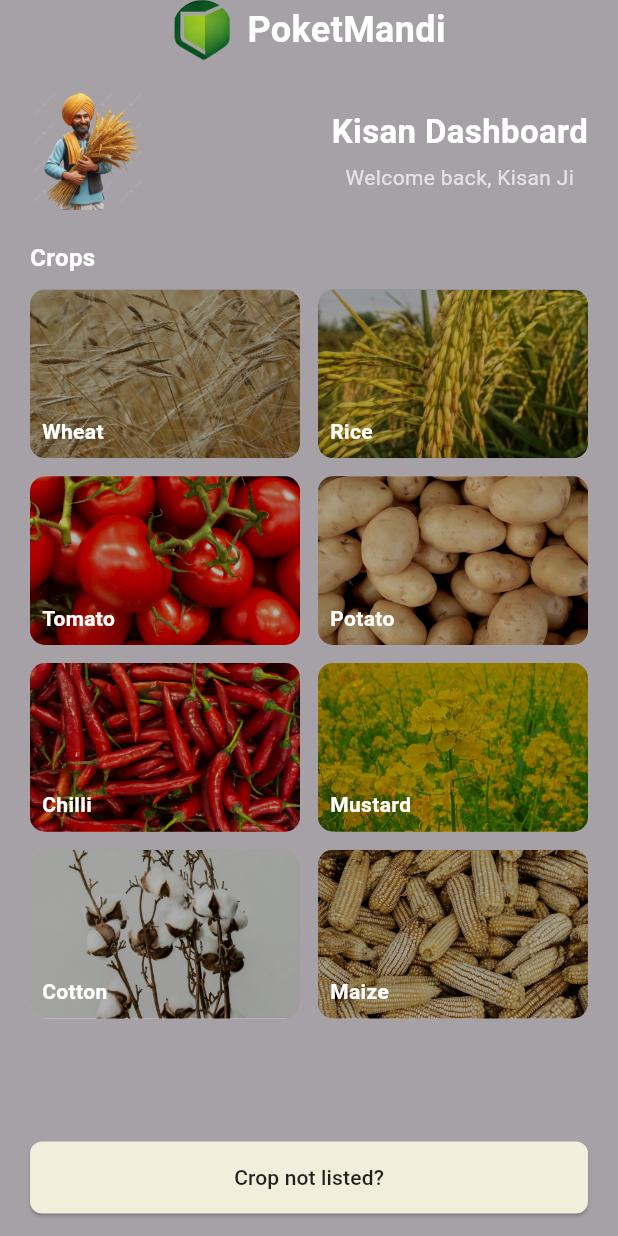
After one commit to PocketMandi/PocketMandi, a Flutter app: the KisanDashboardScreen screen opened directly, on a phone screen of 412 x 824 dp. The commit adds this screen. Run offline on Flutter 3.47's test engine with Material 3 defaults, Android fonts, the phone set to English and light mode, and no system bars.

Commit message:
made some more screens

```diff
--- /dev/null
+++ b/lib/screens/kisan/kisan_dashboard_screen.dart
@@ -0,0 +1,182 @@
+import 'package:flutter/material.dart';
+
+class KisanDashboardScreen extends StatelessWidget {
+  const KisanDashboardScreen({super.key});
+
+  final List<Map<String, String>> crops = const [
+    {"name": "Wheat", "image": "assets/images/login_bg.jpg"},
+    {"name": "Rice", "image": "assets/images/rice.jpg"},
+    {"name": "Tomato", "image": "assets/images/tomato.jpg"},
+    {"name": "Potato", "image": "assets/images/potato.jpg"},
+    {"name": "Chilli", "image": "assets/images/chilli.jpg"},
+    {"name": "Mustard", "image": "assets/images/mustard.jpg"},
+    {"name": "Cotton", "image": "assets/images/cotton.jpg"},
+    {"name": "Maize", "image": "assets/images/maize.jpg"},
+  ];
+
+  @override
+  Widget build(BuildContext context) {
+    return Scaffold(
+      body: Stack(
+        children: [
+          // /// 🌾 Background
+          // SizedBox.expand(
+          //   child: Image.asset("assets/images/login_bg.jpg", fit: BoxFit.cover),
+          // ),
+
+          /// 🌫 Overlay
+          Container(color: Colors.black.withOpacity(0.35)),
+
+          SafeArea(
+            child: Padding(
+              padding: const EdgeInsets.symmetric(horizontal: 20),
+              child: Column(
+                crossAxisAlignment: CrossAxisAlignment.start,
+                children: [
+                  /// 🔰 Logo
+                  Row(
+                    mainAxisAlignment: MainAxisAlignment.center,
+                    children: [
+                      ClipOval(
+                        child: Image.asset(
+                          "assets/images/logof.png",
+                          width: 40,
+                          height: 40,
+                          fit: BoxFit.cover,
+                        ),
+                      ),
+                      const SizedBox(width: 10),
+                      const Text(
+                        "PoketMandi",
+                        style: TextStyle(
+                          fontSize: 24,
+                          fontWeight: FontWeight.bold,
+                          color: Colors.white,
+                        ),
+                      ),
+                    ],
+                  ),
+
+                  const SizedBox(height: 20),
+
+                  Row(
+                    mainAxisAlignment: MainAxisAlignment.spaceBetween,
+                    children: [
+                      Image.asset("assets/images/farmer2.png", height: 80),
+
+                      Column(
+                        children: [
+                          const Text(
+                            "Kisan Dashboard",
+                            style: TextStyle(
+                              fontSize: 22,
+                              fontWeight: FontWeight.bold,
+                              color: Colors.white,
+                            ),
+                          ),
+
+                          const SizedBox(height: 5),
+
+                          const Text(
+                            "Welcome back, Kisan Ji",
+                            style: TextStyle(
+                              fontSize: 14,
+                              color: Colors.white70,
+                            ),
+                          ),
+                        ],
+                      ),
+                    ],
+                  ),
+
+                  const SizedBox(height: 20),
+
+                  const Text(
+                    "Crops",
+                    style: TextStyle(
+                      fontSize: 16,
+                      fontWeight: FontWeight.bold,
+                      color: Colors.white,
+                    ),
+                  ),
+
+                  const SizedBox(height: 10),
+
+                  /// 🌱 Crops Grid
+                  Expanded(
+                    child: GridView.builder(
+                      itemCount: crops.length,
+                      gridDelegate:
+                          const SliverGridDelegateWithFixedCrossAxisCount(
+                            crossAxisCount: 2,
+                            crossAxisSpacing: 12,
+                            mainAxisSpacing: 12,
+                            childAspectRatio: 1.6,
+                          ),
+                      itemBuilder: (context, index) {
+                        return _buildCropCard(
+                          crops[index]["name"]!,
+                          crops[index]["image"]!,
+                        );
+                      },
+                    ),
+                  ),
+
+                  /// Crop Not Listed Button
+                  SizedBox(
+                    width: double.infinity,
+                    child: ElevatedButton(
+                      onPressed: () {},
+                      style: ElevatedButton.styleFrom(
+                        backgroundColor: const Color(0xFFF2EEDC),
+                        foregroundColor: Colors.black87,
+                        padding: const EdgeInsets.symmetric(vertical: 14),
+                        shape: RoundedRectangleBorder(
+                          borderRadius: BorderRadius.circular(8),
+                        ),
+                      ),
+                      child: const Text(
+                        "Crop not listed?",
+                        style: TextStyle(fontSize: 14),
+                      ),
+                    ),
+                  ),
+
+                  const SizedBox(height: 15),
+                ],
+              ),
+            ),
+          ),
+        ],
+      ),
+    );
+  }
+
+  /// 🌾 Crop Card Widget
+  Widget _buildCropCard(String name, String imagePath) {
+    return ClipRRect(
+      borderRadius: BorderRadius.circular(10),
+      child: Stack(
+        children: [
+          Positioned.fill(child: Image.asset(imagePath, fit: BoxFit.cover)),
+
+          /// Dark overlay
+          Container(color: Colors.black.withOpacity(0.3)),
+
+          Positioned(
+            bottom: 8,
+            left: 8,
+            child: Text(
+              name,
+              style: const TextStyle(
+                fontSize: 14,
+                fontWeight: FontWeight.bold,
+                color: Colors.white,
+              ),
+            ),
+          ),
+        ],
+      ),
+    );
+  }
+}
```
Also changed, not shown: lib/screens/auth/login_screen.dart (+10 -1 lines), lib/screens/auth/otp_verification_screen.dart (added, +183 -0 lines), assets/images/chilli.jpg (added), assets/images/cotton.jpg (added), assets/images/farmer.jpg (deleted), assets/images/maize.jpg (added), assets/images/mustard.jpg (added), assets/images/potato.jpg (added), assets/images/rice.jpg (added), assets/images/tomato.jpg (added).
